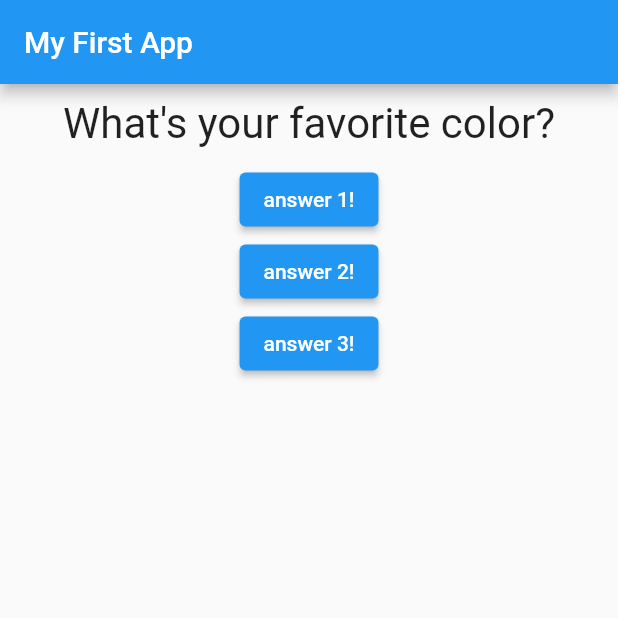
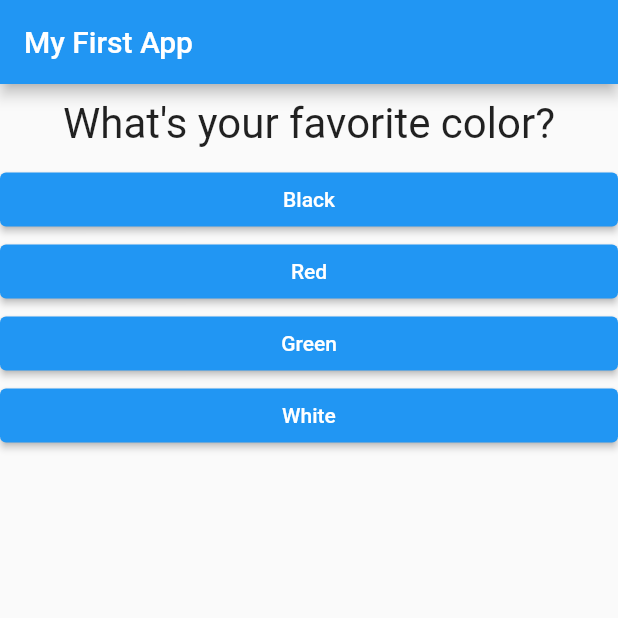
Before and after one commit to fabiogc1989/quiz_app, a Flutter app: the screen it shows after launch, on a phone screen of 412 x 824 dp, the top half of it. Run offline on Flutter 3.47's test engine with Material 2 defaults, Android fonts, the phone set to English and light mode, and no system bars.

Commit message:
Add Answer class in main dart file + map list

```diff
--- a/lib/main.dart
+++ b/lib/main.dart
@@ -1,6 +1,7 @@
 import 'package:flutter/material.dart';
 
 import './question.dart';
+import './answer.dart';
 
 // void main() {
 //   runApp(MyApp());
@@ -30,8 +31,18 @@ class _MyAppState extends State<MyApp> {
   @override
   Widget build(BuildContext context) {
     var questions = [
-      'What\'s your favorite color?',
-      'What\'s your favorite animal?'
+      {
+        'questionText': 'What\'s your favorite color?',
+        'answers': ['Black', 'Red', 'Green', 'White'],
+      },
+      {
+        'questionText': 'What\'s your favorite animal?',
+        'answers': ['Rabbit', 'Snake', 'Elephant', 'Lion'],
+      },
+      {
+        'questionText': 'What\'s your favorite instructor?',
+        'answers': ['Max', 'Max', 'Max', 'Max'],
+      },
     ];
 
     return MaterialApp(
@@ -42,23 +53,12 @@ class _MyAppState extends State<MyApp> {
         body: Column(
           children: [
             Question(
-              questions[_questionIndex],
+              questions[_questionIndex]['questionText'] as String,
             ),
-            ElevatedButton(
-              onPressed: _answerQuestion,
-              child: const Text('answer 1!'),
-            ),
-            ElevatedButton(
-              onPressed: () => print('Answer 2 chosen!'),
-              child: const Text('answer 2!'),
-            ),
-            ElevatedButton(
-              onPressed: () {
-                // ...
-                print('Answer 3 chosen!');
-              },
-              child: const Text('answer 3!'),
-            ),
+            ...(questions[_questionIndex]['answers'] as List<String>)
+                .map((answer) {
+              return Answer(_answerQuestion, answer);
+            }).toList()
           ],
         ),
       ),
```
